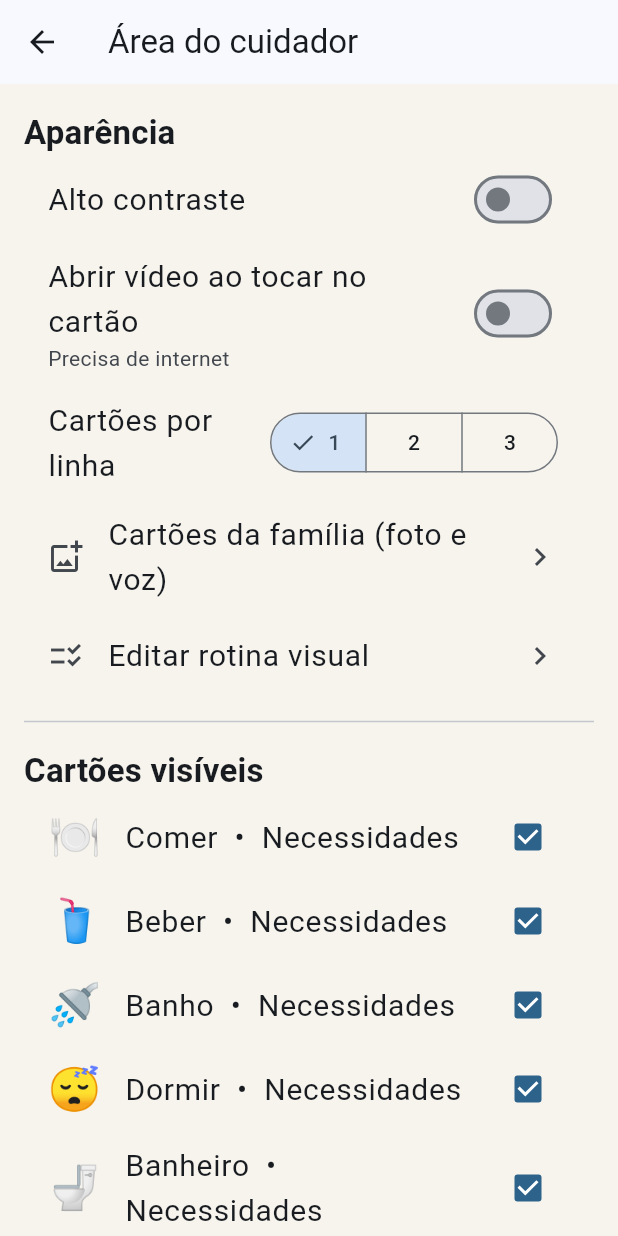
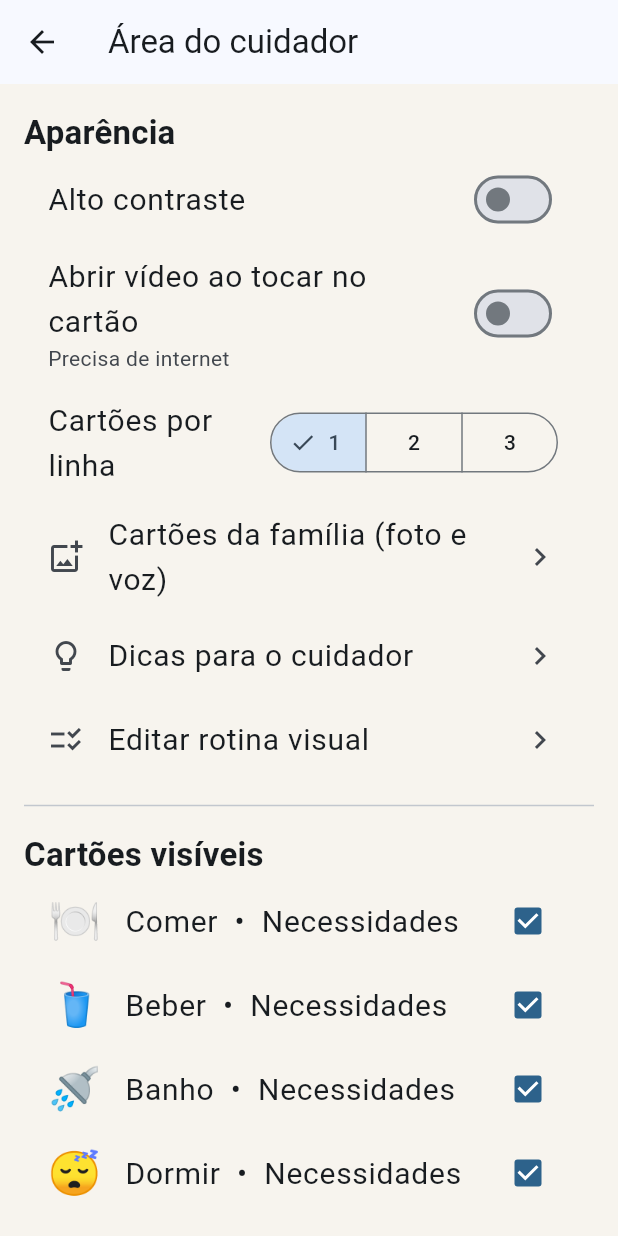
Before and after one commit to Dev-nomade/caa-webapp, a Flutter app: the CaregiverPage screen opened directly, after a tap on an icon or button, on a phone screen of 412 x 824 dp. Run offline on Flutter 3.47's test engine with Material 3 defaults, Android fonts, the phone set to English and light mode, and no system bars; our stand-ins replace audioplayers, flutter_tts, image_picker, material_ui, shared_preferences, youtube_player_iframe; missing offline and left inert: record; accounts and stored records are empty.

Commit message:
feat: add Vídeo and Música buttons (Peppa Pig, Masha, Pooh, alphabet songs)
- Home bottom: two buttons, Vídeo and Música, replacing the Resources page
- Vídeo: Peppa Pig, Masha e o Urso and Ursinho Pooh lists
- Música: alphabet songs plus relaxing music
- Each list has a 'see more on YouTube' search; player has 'open on YouTube' fallback
- Caregiver tips moved into the caregiver area

Co-Authored-By: Claude Opus 5.5 <noreply@anthropic.com>
Claude-Session: https://claude.ai/code/session_017Gt1NB89uk3WRvFtPyoRJr

```diff
--- a/app/lib/features/crianca/home_page.dart
+++ b/app/lib/features/crianca/home_page.dart
@@ -90,14 +90,32 @@ class HomePage extends StatelessWidget {
         child: Column(
           mainAxisSize: MainAxisSize.min,
           children: [
-            ListTile(
-              dense: true,
-              leading: const Icon(Icons.library_music_outlined),
-              title: const Text('Recursos: músicas e dicas'),
-              trailing: const Icon(Icons.chevron_right),
-              onTap: () => Navigator.push(
-                context,
-                MaterialPageRoute(builder: (_) => const RecursosPage()),
+            Padding(
+              padding: const EdgeInsets.fromLTRB(12, 8, 12, 0),
+              child: Row(
+                children: [
+                  Expanded(
+                    child: FilledButton.icon(
+                      onPressed: () => Navigator.push(
+                        context,
+                        MaterialPageRoute(builder: (_) => const VideosPage()),
+                      ),
+                      icon: const Icon(Icons.smart_display),
+                      label: const Text('Vídeo'),
+                    ),
+                  ),
+                  const SizedBox(width: 12),
+                  Expanded(
+                    child: FilledButton.icon(
+                      onPressed: () => Navigator.push(
+                        context,
+                        MaterialPageRoute(builder: (_) => const MusicasPage()),
+                      ),
+                      icon: const Icon(Icons.music_note),
+                      label: const Text('Música'),
+                    ),
+                  ),
+                ],
               ),
             ),
             SwitchListTile(
--- a/app/lib/features/cuidador/caregiver_page.dart
+++ b/app/lib/features/cuidador/caregiver_page.dart
@@ -4,6 +4,7 @@ import 'package:provider/provider.dart';
 import '../../data/cards.dart';
 import '../../state/app_state.dart';
 import '../rotina/rotina_editor_page.dart';
+import '../recursos/recursos_page.dart';
 import 'cartoes_personalizados_page.dart';
 
 /// Pede o PIN antes de abrir a área do cuidador (evita mudanças sem querer).
@@ -111,6 +112,15 @@ class CaregiverPage extends StatelessWidget {
             ),
           ),
           ListTile(
+            leading: const Icon(Icons.lightbulb_outline),
+            title: const Text('Dicas para o cuidador'),
+            trailing: const Icon(Icons.chevron_right),
+            onTap: () => Navigator.push(
+              context,
+              MaterialPageRoute(builder: (_) => const DicasPage()),
+            ),
+          ),
+          ListTile(
             leading: const Icon(Icons.checklist_rtl),
             title: const Text('Editar rotina visual'),
             trailing: const Icon(Icons.chevron_right),
--- a/app/pubspec.yaml
+++ b/app/pubspec.yaml
@@ -17,6 +17,7 @@ dependencies:
   provider: ^6.1.5+1
   record: ^7.2.0
   shared_preferences: ^2.5.6
+  url_launcher: ^6.3.3
   youtube_player_iframe: ^6.0.3
 
 dev_dependencies:
```
Also changed, not shown: app/lib/data/recursos.dart (+60 -0 lines), app/lib/features/recursos/recursos_page.dart (+94 -47 lines), app/lib/features/widgets/video_dialog.dart (+16 -0 lines), app/pubspec.lock, 2 other files.
